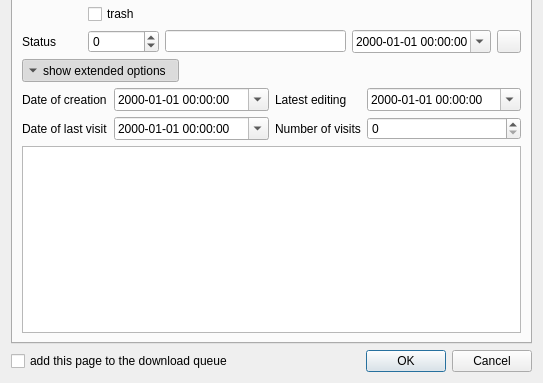
The window that src/widget/bookmarkeditdialog/cbookmarkeditdialog.ui (AlekseyDurachenko/qookmarks) describes before a commit, drawn with Qt 5; both pictures show x 0 to 543 and y 237 to 620 of the 543 by 620 pixel window.
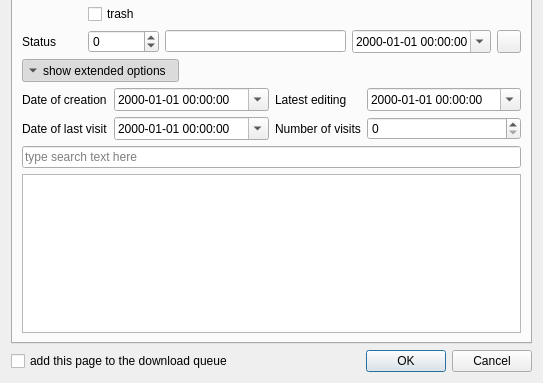
The same window after the commit. Icons and pictures are not drawn. Custom widgets are drawn as their Qt base class.

The edit to the form file:
```diff
--- a/src/widget/bookmarkeditdialog/cbookmarkeditdialog.ui
+++ b/src/widget/bookmarkeditdialog/cbookmarkeditdialog.ui
@@ -324,6 +324,13 @@
          </layout>
         </widget>
        </item>
+       <item>
+        <widget class="QLineEdit" name="lineEdit_tagFind">
+         <property name="placeholderText">
+          <string>type search text here</string>
+         </property>
+        </widget>
+       </item>
        <item>
         <widget class="CCheckedTagView" name="treeView_checkedTags"/>
        </item>
```
